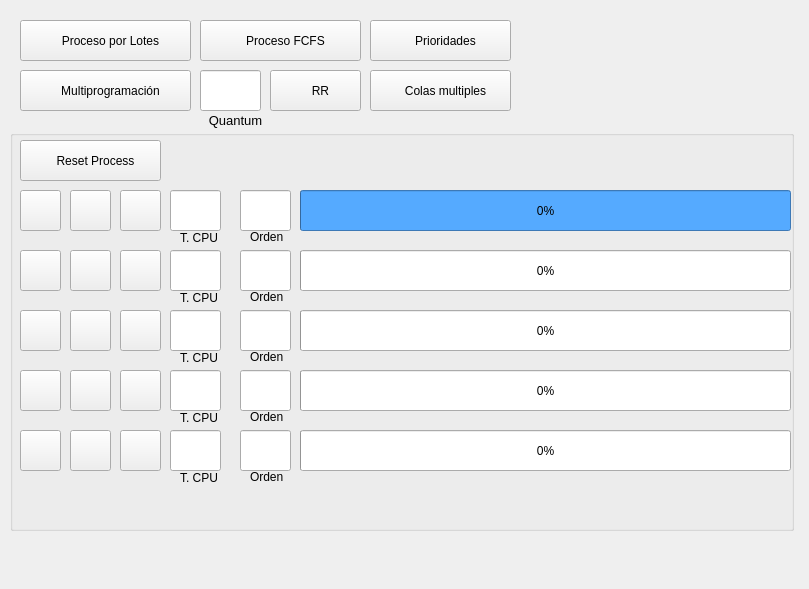
First picture: the form in admin_procesos.ui, repository Dario19999/Administrador-de-procesos, before the edit.
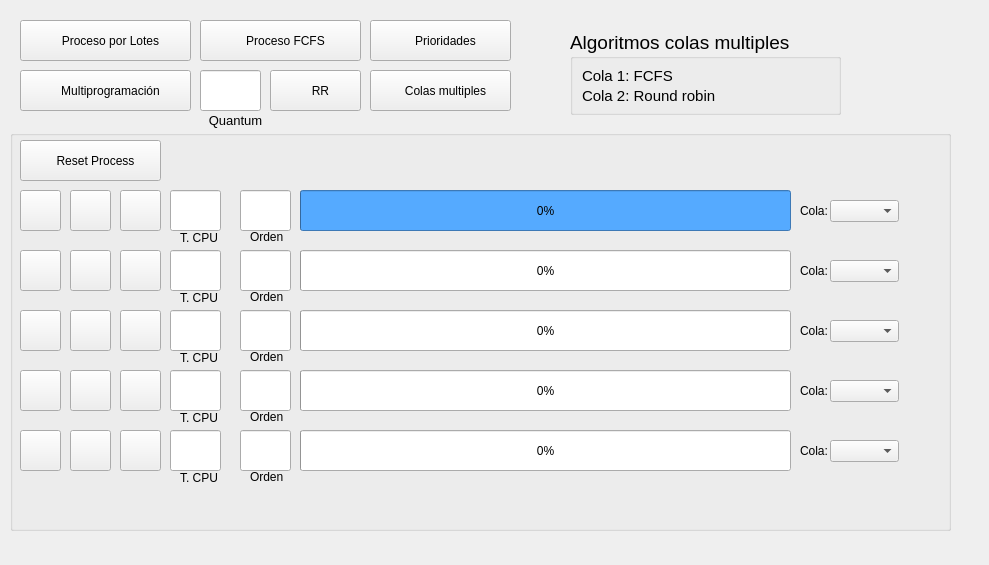
Second picture: the form after the edit.

Commit message: Agregar combo box para colas multiples

What changed in the file:
```diff
--- a/admin_procesos.ui
+++ b/admin_procesos.ui
@@ -6,8 +6,8 @@
    <rect>
     <x>0</x>
     <y>0</y>
-    <width>809</width>
-    <height>589</height>
+    <width>989</width>
+    <height>565</height>
    </rect>
   </property>
   <property name="windowTitle">
@@ -22,7 +22,7 @@
      <rect>
       <x>10</x>
       <y>130</y>
-      <width>784</width>
+      <width>941</width>
       <height>401</height>
      </rect>
     </property>
@@ -708,6 +708,121 @@
       <string>   Reset Process</string>
      </property>
     </widget>
+    <widget class="QComboBox" name="queueCB1">
+     <property name="geometry">
+      <rect>
+       <x>820</x>
+       <y>70</y>
+       <width>69</width>
+       <height>22</height>
+      </rect>
+     </property>
+    </widget>
+    <widget class="QLabel" name="label_12">
+     <property name="geometry">
+      <rect>
+       <x>790</x>
+       <y>70</y>
+       <width>31</width>
+       <height>21</height>
+      </rect>
+     </property>
+     <property name="text">
+      <string>Cola:</string>
+     </property>
+    </widget>
+    <widget class="QLabel" name="queueL2">
+     <property name="geometry">
+      <rect>
+       <x>790</x>
+       <y>130</y>
+       <width>31</width>
+       <height>21</height>
+      </rect>
+     </property>
+     <property name="text">
+      <string>Cola:</string>
+     </property>
+    </widget>
+    <widget class="QComboBox" name="queueCB2">
+     <property name="geometry">
+      <rect>
+       <x>820</x>
+       <y>130</y>
+       <width>69</width>
+       <height>22</height>
+      </rect>
+     </property>
+    </widget>
+    <widget class="QLabel" name="queueL3">
+     <property name="geometry">
+      <rect>
+       <x>790</x>
+       <y>190</y>
+       <width>31</width>
+       <height>21</height>
+      </rect>
+     </property>
+     <property name="text">
+      <string>Cola:</string>
+     </property>
+    </widget>
+    <widget class="QComboBox" name="queueCB3">
+     <property name="geometry">
+      <rect>
+       <x>820</x>
+       <y>190</y>
+       <width>69</width>
+       <height>22</height>
+      </rect>
+     </property>
+    </widget>
+    <widget class="QComboBox" name="queueCB4">
+     <property name="geometry">
+      <rect>
+       <x>820</x>
+       <y>250</y>
+       <width>69</width>
+       <height>22</height>
+      </rect>
+     </property>
+    </widget>
+    <widget class="QComboBox" name="queueCB5">
+     <property name="geometry">
+      <rect>
+       <x>820</x>
+       <y>310</y>
+       <width>69</width>
+       <height>22</height>
+      </rect>
+     </property>
+    </widget>
+    <widget class="QLabel" name="queueL4">
+     <property name="geometry">
+      <rect>
+       <x>790</x>
+       <y>250</y>
+       <width>31</width>
+       <height>21</height>
+      </rect>
+     </property>
+     <property name="text">
+      <string>Cola:</string>
+     </property>
+    </widget>
+    <widget class="QLabel" name="queueL5">
+     <property name="geometry">
+      <rect>
+       <x>790</x>
+       <y>310</y>
+       <width>31</width>
+       <height>21</height>
+      </rect>
+     </property>
+     <property name="text">
+      <string>Cola:</string>
+     </property>
+    </widget>
     <zorder>progressBar_1</zorder>
     <zorder>pausar_5</zorder>
     <zorder>cancelar_3</zorder>
@@ -867,6 +982,53 @@
      <string>   Colas multiples</string>
     </property>
    </widget>
+   <widget class="QGroupBox" name="groupBox_2">
+    <property name="geometry">
+     <rect>
+      <x>570</x>
+      <y>30</y>
+      <width>271</width>
+      <height>85</height>
+     </rect>
+    </property>
+    <property name="font">
+     <font>
+      <pointsize>14</pointsize>
+     </font>
+    </property>
+    <property name="title">
+     <string>Algoritmos colas multiples</string>
+    </property>
+    <layout class="QVBoxLayout" name="verticalLayout">
+     <item>
+      <widget class="QLabel" name="label_13">
+       <property name="font">
+        <font>
+         <pointsize>11</pointsize>
+        </font>
+       </property>
+       <property name="text">
+        <string>Cola 1: FCFS</string>
+       </property>
+       <property name="alignment">
+        <set>Qt::AlignLeading|Qt::AlignLeft|Qt::AlignVCenter</set>
+       </property>
+      </widget>
+     </item>
+     <item>
+      <widget class="QLabel" name="label_14">
+       <property name="font">
+        <font>
+         <pointsize>11</pointsize>
+        </font>
+       </property>
+       <property name="text">
+        <string>Cola 2: Round robin</string>
+       </property>
+      </widget>
+     </item>
+    </layout>
+   </widget>
   </widget>
  </widget>
  <resources/>
```
Left out of the diff: 10 changed lines with no effect on the pictures. The commit also changes 1 other file.
